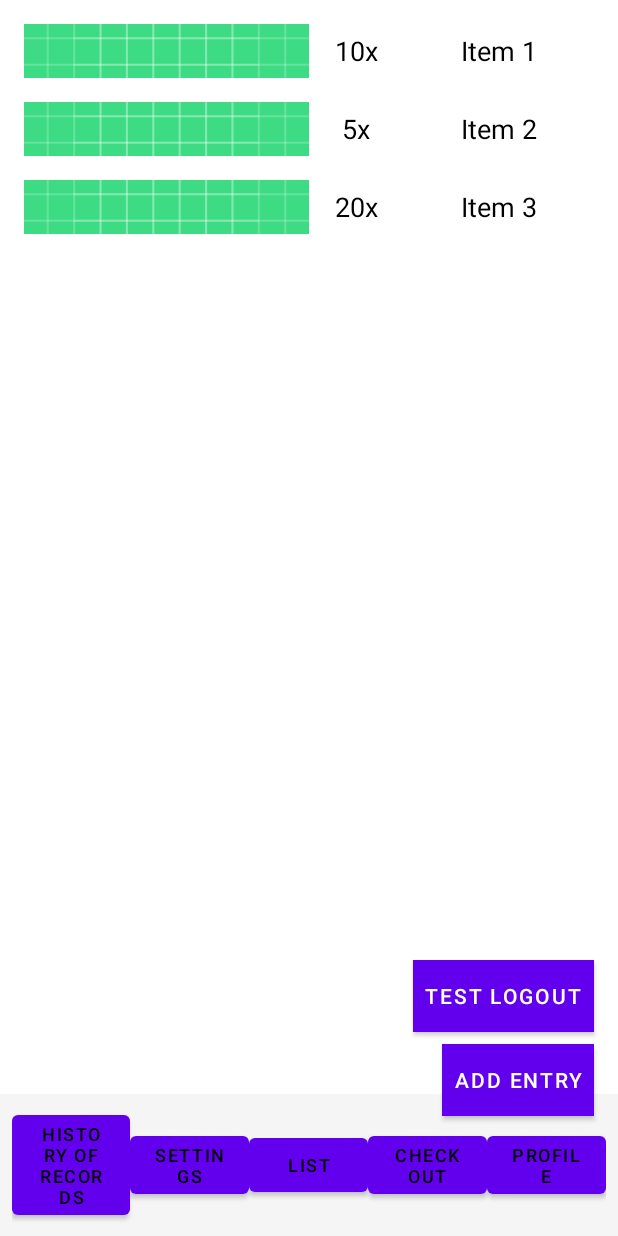
After one commit to miguelkua/MOBDEVE_OffLine, an Android app built with Jetpack Compose: the ListActivity screen opened directly, with no data from a screen before it, on a phone screen of 412 x 824 dp. The commit adds this screen. Run offline under Robolectric (Android 15) with nearby library versions, the phone set to English and light mode, and no system bars; our stand-ins replace Firebase (no records; nobody signed in at launch, a user with empty details on screens opened directly).

Commit message:
LogIn/LogOut Working

```diff
--- a/app/build.gradle.kts
+++ b/app/build.gradle.kts
@@ -65,6 +65,12 @@ dependencies {
     implementation(libs.firebase.firestore)
     implementation(libs.androidx.constraintlayout)
     implementation(libs.firebase.auth.ktx)
+    implementation(libs.androidx.recyclerview)
+    implementation(libs.androidx.appcompat)
+
+    implementation("com.google.android.material:material:1.9.0")
+    implementation("androidx.appcompat:appcompat:1.6.1")
+
     testImplementation(libs.junit)
     androidTestImplementation(libs.androidx.junit)
     androidTestImplementation(libs.androidx.espresso.core)
--- a/app/src/main/AndroidManifest.xml
+++ b/app/src/main/AndroidManifest.xml
@@ -28,6 +28,10 @@
             android:name=".activities.SignUpActivity"
             android:exported="false"/>
 
+        <activity
+            android:name=".activities.ListActivity"
+            android:exported="false"/>
+
     </application>
 
 </manifest>
--- /dev/null
+++ b/app/src/main/java/com/kua/miguel/mobdeve/s11/argamosakuamp/activities/ListActivity.kt
@@ -0,0 +1,63 @@
+package com.kua.miguel.mobdeve.s11.argamosakuamp.activities
+
+import android.content.Intent
+import android.os.Bundle
+import android.widget.Button
+import android.widget.Toast
+import androidx.appcompat.app.AppCompatActivity
+import androidx.recyclerview.widget.LinearLayoutManager
+import androidx.recyclerview.widget.RecyclerView
+import com.google.firebase.auth.FirebaseAuth
+import com.kua.miguel.mobdeve.s11.argamosakuamp.R
+import com.kua.miguel.mobdeve.s11.argamosakuamp.adapters.ListAdapter
+import com.kua.miguel.mobdeve.s11.argamosakuamp.databinding.ActivityListBinding
+import com.kua.miguel.mobdeve.s11.argamosakuamp.models.EntryModel
+
+class ListActivity : AppCompatActivity() {
+
+    private lateinit var data: ArrayList<EntryModel>
+    private lateinit var recyclerView: RecyclerView
+    private lateinit var listAdapter: ListAdapter
+    private lateinit var viewBinding: ActivityListBinding
+    private val auth: FirebaseAuth = FirebaseAuth.getInstance()
+
+    override fun onCreate(savedInstanceState: Bundle?) {
+        super.onCreate(savedInstanceState)
+
+        viewBinding = ActivityListBinding.inflate(layoutInflater)
+        setContentView(viewBinding.root)
+
+        recyclerView = viewBinding.recyclerViewItems
+        recyclerView.layoutManager = LinearLayoutManager(this)
+
+        data = arrayListOf(
+            EntryModel(R.drawable.ic_launcher_background, 10, "Item 1"),
+            EntryModel(R.drawable.ic_launcher_background, 5, "Item 2"),
+            EntryModel(R.drawable.ic_launcher_background, 20, "Item 3")
+        )
+
+        listAdapter = ListAdapter(data)
+        recyclerView.adapter = listAdapter
+
+        val btnTestLogout: Button = viewBinding.root.findViewById(R.id.btnTestLogout)
+        btnTestLogout.setOnClickListener {
+            testLogout()
+        }
+    }
+
+    private fun testLogout() {
+        auth.signOut()
+        Toast.makeText(this, "Logged out successfully", Toast.LENGTH_SHORT).show()
+
+        // Clear "Remember Me" setting
+        val sharedPreferences = getSharedPreferences("MyAppPrefs", MODE_PRIVATE)
+        val editor = sharedPreferences.edit()
+        editor.remove("RememberMe")
+        editor.apply()
+
+        // Navigate back to LoginActivity
+        val intent = Intent(this, LoginActivity::class.java)
+        startActivity(intent)
+        finish()
+    }
+}
--- a/app/src/main/java/com/kua/miguel/mobdeve/s11/argamosakuamp/activities/LoginActivity.kt
+++ b/app/src/main/java/com/kua/miguel/mobdeve/s11/argamosakuamp/activities/LoginActivity.kt
@@ -9,13 +9,14 @@ import com.kua.miguel.mobdeve.s11.argamosakuamp.databinding.ActivityLoginBinding
 
 class LoginActivity : ComponentActivity() {
 
-    private lateinit var auth: FirebaseAuth
+    private val auth: FirebaseAuth = FirebaseAuth.getInstance()
+    private lateinit var viewBinding: ActivityLoginBinding
 
     private val authStateListener = FirebaseAuth.AuthStateListener { firebaseAuth ->
         val user = firebaseAuth.currentUser
         if (user != null) {
             // User is signed in
-            // navigateToMainActivity() // Navigate to main activity or home screen
+            navigateToListActivity()
         } else {
             // User is signed out
             // No action needed here as we're showing the login screen
@@ -25,10 +26,8 @@ class LoginActivity : ComponentActivity() {
     override fun onCreate(savedInstanceState: Bundle?) {
         super.onCreate(savedInstanceState)
 
-        val viewBinding: ActivityLoginBinding = ActivityLoginBinding.inflate(layoutInflater)
+        viewBinding = ActivityLoginBinding.inflate(layoutInflater)
         setContentView(viewBinding.root)
-
-        auth = FirebaseAuth.getInstance()
 
 //        Log.d("MainActivity", "Binding initialized: ${viewBinding != null}")
 
@@ -40,16 +39,25 @@ class LoginActivity : ComponentActivity() {
         viewBinding.btnLogin.setOnClickListener {
             loginUser(viewBinding.etEmail.text.toString(), viewBinding.etPassword.text.toString())
         }
-
-//        viewBinding.btnLogin.setOnClickListener {
-//            navigateToListActivity()
-//        }
     }
 
     override fun onStart() {
         super.onStart()
-        auth.addAuthStateListener(authStateListener)
+
+        val sharedPreferences = getSharedPreferences("MyAppPrefs", MODE_PRIVATE)
+        val rememberMe = sharedPreferences.getBoolean("RememberMe", false)
+
+        // Check if the user is currently signed in
+        val currentUser = auth.currentUser
+        if (currentUser != null && rememberMe) {
+            // User is signed in and "Remember Me" is checked
+            navigateToListActivity()
+        } else if (currentUser != null && !rememberMe) {
+            // User is signed in but "Remember Me" is not checked
+            auth.signOut()
+        }
     }
+
 
     override fun onStop() {
         super.onStop()
@@ -61,23 +69,30 @@ class LoginActivity : ComponentActivity() {
         startActivity(intent)
     }
 
+    private fun navigateToListActivity() {
+        val intent = Intent(this, ListActivity::class.java)
+        startActivity(intent)
+        finish()
+    }
+
     private fun loginUser(email: String, password: String) {
         auth.signInWithEmailAndPassword(email, password)
             .addOnCompleteListener(this) { task ->
                 if (task.isSuccessful) {
-                    // Sign in success
                     Toast.makeText(this, "Login successful", Toast.LENGTH_SHORT).show()
-                    val user = auth.currentUser
-                    // Navigate to next activity
+                    val rememberMe = viewBinding.cbRememberMe.isChecked
+
+                    // Save the "Remember Me" status
+                    val sharedPreferences = getSharedPreferences("MyAppPrefs", MODE_PRIVATE)
+                    val editor = sharedPreferences.edit()
+                    editor.putBoolean("RememberMe", rememberMe)
+                    editor.apply()
+
+                    navigateToListActivity()
                 } else {
-                    // If sign in fails, display a message to the user
                     Toast.makeText(this, "Login failed: ${task.exception?.message}", Toast.LENGTH_LONG).show()
                 }
             }
     }
 
-//    private fun navigateToListActivity() {
-//        val intent = Intent(this, ListActivity::class.java)
-//        startActivity(intent)
-//    }
 }
--- /dev/null
+++ b/app/src/main/java/com/kua/miguel/mobdeve/s11/argamosakuamp/adapters/ListAdapter.kt
@@ -0,0 +1,24 @@
+package com.kua.miguel.mobdeve.s11.argamosakuamp.adapters
+
+import android.view.LayoutInflater
+import android.view.ViewGroup
+import androidx.recyclerview.widget.RecyclerView
+import com.kua.miguel.mobdeve.s11.argamosakuamp.databinding.ListLayoutBinding
+import com.kua.miguel.mobdeve.s11.argamosakuamp.models.EntryModel
+import com.kua.miguel.mobdeve.s11.argamosakuamp.viewholders.ListViewHolder
+
+class ListAdapter(private val data: ArrayList<EntryModel>) : RecyclerView.Adapter<ListViewHolder>() {
+
+    override fun onCreateViewHolder(parent: ViewGroup, viewType: Int): ListViewHolder {
+        val itemViewBinding = ListLayoutBinding.inflate(LayoutInflater.from(parent.context), parent, false)
+        return ListViewHolder(itemViewBinding)
+    }
+
+    override fun onBindViewHolder(holder: ListViewHolder, position: Int) {
+        holder.bindData(data[position])
+    }
+
+    override fun getItemCount(): Int {
+        return data.size
+    }
+}
--- /dev/null
+++ b/app/src/main/java/com/kua/miguel/mobdeve/s11/argamosakuamp/models/EntryModel.kt
@@ -0,0 +1,7 @@
+package com.kua.miguel.mobdeve.s11.argamosakuamp.models
+
+data class EntryModel(
+    val productPicture: Int,
+    val productQuantity: Int,
+    val productName: String
+)
--- /dev/null
+++ b/app/src/main/java/com/kua/miguel/mobdeve/s11/argamosakuamp/viewholders/ListViewHolder.kt
@@ -0,0 +1,13 @@
+package com.kua.miguel.mobdeve.s11.argamosakuamp.viewholders
+
+import androidx.recyclerview.widget.RecyclerView
+import com.kua.miguel.mobdeve.s11.argamosakuamp.databinding.ListLayoutBinding
+import com.kua.miguel.mobdeve.s11.argamosakuamp.models.EntryModel
+
+class ListViewHolder(private val viewBinding: ListLayoutBinding) : RecyclerView.ViewHolder(viewBinding.root) {
+    fun bindData(entryData: EntryModel) {
+        viewBinding.ivItem.setImageResource(entryData.productPicture)
+        viewBinding.tvItemQuantity.text = "${entryData.productQuantity}x"
+        viewBinding.tvItemName.text = entryData.productName
+    }
+}
--- /dev/null
+++ b/app/src/main/res/layout/activity_list.xml
@@ -0,0 +1,101 @@
+<RelativeLayout xmlns:android="http://schemas.android.com/apk/res/android"
+    android:layout_width="match_parent"
+    android:layout_height="match_parent">
+
+    <androidx.recyclerview.widget.RecyclerView
+        android:id="@+id/recyclerViewItems"
+        android:layout_width="match_parent"
+        android:layout_height="match_parent"
+        android:padding="8dp"
+        android:clipToPadding="false"
+        android:scrollbars="vertical"
+        android:background="#FFFFFF"
+        android:layout_above="@+id/llBottomButtons" />
+
+    <Button
+        android:id="@+id/btnTestLogout"
+        android:layout_width="wrap_content"
+        android:layout_height="wrap_content"
+        android:text="Test Logout"
+        android:background="@color/purple_700"
+        android:textColor="@android:color/white"
+        android:textSize="14sp"
+        android:layout_alignParentBottom="true"
+        android:layout_alignParentEnd="true"
+        android:layout_marginBottom="136dp"
+    android:layout_marginEnd="16dp"
+    android:elevation="4dp"
+    android:padding="8dp" />
+
+    <Button
+        android:id="@+id/btnAddEntry"
+        android:layout_width="wrap_content"
+        android:layout_height="wrap_content"
+        android:text="Add Entry"
+        android:background="@color/purple_700"
+        android:textColor="@android:color/white"
+        android:textSize="14sp"
+        android:layout_alignParentBottom="true"
+        android:layout_alignParentEnd="true"
+        android:layout_marginBottom="80dp"
+    android:layout_marginEnd="16dp"
+    android:elevation="4dp"
+    android:padding="8dp" />
+
+    <LinearLayout
+        android:id="@+id/llBottomButtons"
+        android:layout_width="match_parent"
+        android:layout_height="wrap_content"
+        android:orientation="horizontal"
+        android:gravity="center_vertical"
+        android:padding="8dp"
+        android:background="#F5F5F5"
+        android:layout_alignParentBottom="true">
+
+        <Button
+            android:id="@+id/btnCheckHistory"
+            android:layout_width="0dp"
+            android:layout_height="wrap_content"
+            android:layout_weight="1"
+            android:text="History of Records"
+            android:textColor="@android:color/black"
+            android:textSize="12sp" />
+
+        <Button
+            android:id="@+id/btnSettings"
+            android:layout_width="0dp"
+            android:layout_height="wrap_content"
+            android:layout_weight="1"
+            android:text="Settings"
+            android:textColor="@android:color/black"
+            android:textSize="12sp" />
+
+        <Button
+            android:id="@+id/btnList"
+            android:layout_width="0dp"
+            android:layout_height="wrap_content"
+            android:layout_weight="1"
+            android:text="List"
+            android:textColor="@android:color/black"
+            android:textSize="12sp" />
+
+        <Button
+            android:id="@+id/btnCheckout"
+            android:layout_width="0dp"
+            android:layout_height="wrap_content"
+            android:layout_weight="1"
+            android:text="Checkout"
+            android:textColor="@android:color/black"
+            android:textSize="12sp" />
+
+        <Button
+            android:id="@+id/btnProfile"
+            android:layout_width="0dp"
+            android:layout_height="wrap_content"
+            android:layout_weight="1"
+            android:text="Profile"
+            android:textColor="@android:color/black"
+            android:textSize="12sp" />
+
+    </LinearLayout>
+</RelativeLayout>
--- /dev/null
+++ b/app/src/main/res/layout/list_layout.xml
@@ -0,0 +1,43 @@
+<FrameLayout xmlns:android="http://schemas.android.com/apk/res/android"
+    android:layout_width="match_parent"
+    android:layout_height="wrap_content">
+
+    <LinearLayout
+        android:id="@+id/llMainContent"
+        android:layout_width="match_parent"
+        android:layout_height="wrap_content"
+        android:orientation="horizontal"
+        android:padding="8dp"
+        android:gravity="center_vertical">
+
+        <ImageView
+            android:id="@+id/ivItem"
+            android:layout_width="0dp"
+            android:layout_height="36dp"
+            android:layout_weight="3"
+            android:contentDescription="Item Image"
+            android:scaleType="centerCrop"
+            android:src="@drawable/ic_launcher_background" />
+
+        <TextView
+            android:id="@+id/tvItemQuantity"
+            android:layout_width="0dp"
+            android:layout_height="wrap_content"
+            android:layout_weight="1"
+            android:gravity="center"
+            android:text="10x"
+            android:textColor="@android:color/black"
+            android:textSize="18sp" />
+
+        <TextView
+            android:id="@+id/tvItemName"
+            android:layout_width="0dp"
+            android:layout_height="wrap_content"
+            android:layout_weight="2"
+            android:text="Item Name"
+            android:textColor="@android:color/black"
+            android:textSize="18sp"
+            android:gravity="center" />
+
+    </LinearLayout>
+</FrameLayout>
--- a/app/src/main/res/values/themes.xml
+++ b/app/src/main/res/values/themes.xml
@@ -1,5 +1,5 @@
 <?xml version="1.0" encoding="utf-8"?>
 <resources>
 
-    <style name="Theme.ArgamosaKuaMP" parent="android:Theme.Material.Light.NoActionBar" />
+    <style name="Theme.ArgamosaKuaMP" parent="Theme.MaterialComponents.DayNight.NoActionBar" />
 </resources>
--- a/gradle/libs.versions.toml
+++ b/gradle/libs.versions.toml
@@ -13,6 +13,8 @@ firebaseAnalytics = "22.0.2"
 firebaseFirestore = "25.0.0"
 constraintlayout = "2.1.4"
 firebaseAuthKtx = "23.0.0"
+recyclerview = "1.3.2"
+appcompat = "1.7.0"
 
 [libraries]
 androidx-core-ktx = { group = "androidx.core", name = "core-ktx", version.ref = "coreKtx" }
@@ -33,6 +35,8 @@ firebase-analytics = { group = "com.google.firebase", name = "firebase-analytics
 firebase-firestore = { group = "com.google.firebase", name = "firebase-firestore", version.ref = "firebaseFirestore" }
 androidx-constraintlayout = { group = "androidx.constraintlayout", name = "constraintlayout", version.ref = "constraintlayout" }
 firebase-auth-ktx = { group = "com.google.firebase", name = "firebase-auth-ktx", version.ref = "firebaseAuthKtx" }
+androidx-recyclerview = { group = "androidx.recyclerview", name = "recyclerview", version.ref = "recyclerview" }
+androidx-appcompat = { group = "androidx.appcompat", name = "appcompat", version.ref = "appcompat" }
 
 [plugins]
 android-application = { id = "com.android.application", version.ref = "agp" }
```
